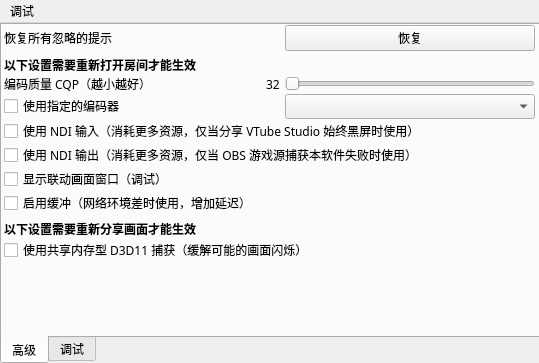
reitovo/vlink-client, file ui/windows/settingwindow.ui: the form before one commit.
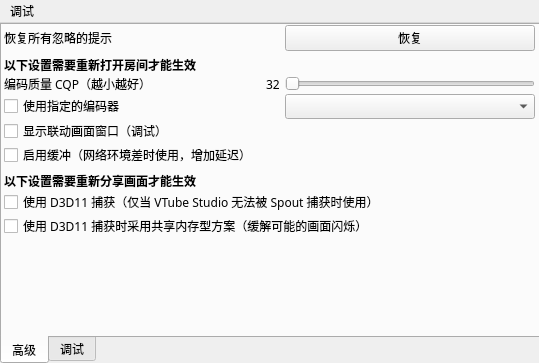
The form after the commit.

Commit message: 移除 NDI，输出采用 DirectX，输入采用 Spout2 / DirectX

What changed in the file:
```diff
--- a/ui/windows/settingwindow.ui
+++ b/ui/windows/settingwindow.ui
@@ -238,20 +238,6 @@
          </item>
         </layout>
        </item>
-       <item>
-        <widget class="QCheckBox" name="useNdiReceiver">
-         <property name="text">
-          <string>使用 NDI 输入（消耗更多资源，仅当分享 VTube Studio 始终黑屏时使用）</string>
-         </property>
-        </widget>
-       </item>
-       <item>
-        <widget class="QCheckBox" name="useNdiSender">
-         <property name="text">
-          <string>使用 NDI 输出（消耗更多资源，仅当 OBS 游戏源捕获本软件失败时使用）</string>
-         </property>
-        </widget>
-       </item>
        <item>
         <widget class="QCheckBox" name="showDxgiWindow">
          <property name="text">
@@ -298,10 +284,17 @@
          </property>
         </widget>
        </item>
+       <item>
+        <widget class="QCheckBox" name="useDxCapture">
+         <property name="text">
+          <string>使用 D3D11 捕获（仅当 VTube Studio 无法被 Spout 捕获时使用）</string>
+         </property>
+        </widget>
+       </item>
        <item>
         <widget class="QCheckBox" name="forceShmem">
          <property name="text">
-          <string>使用共享内存型 D3D11 捕获（缓解可能的画面闪烁）</string>
+          <string>使用 D3D11 捕获时采用共享内存型方案（缓解可能的画面闪烁）</string>
          </property>
         </widget>
        </item>
```
The commit also changes 21 other files.
